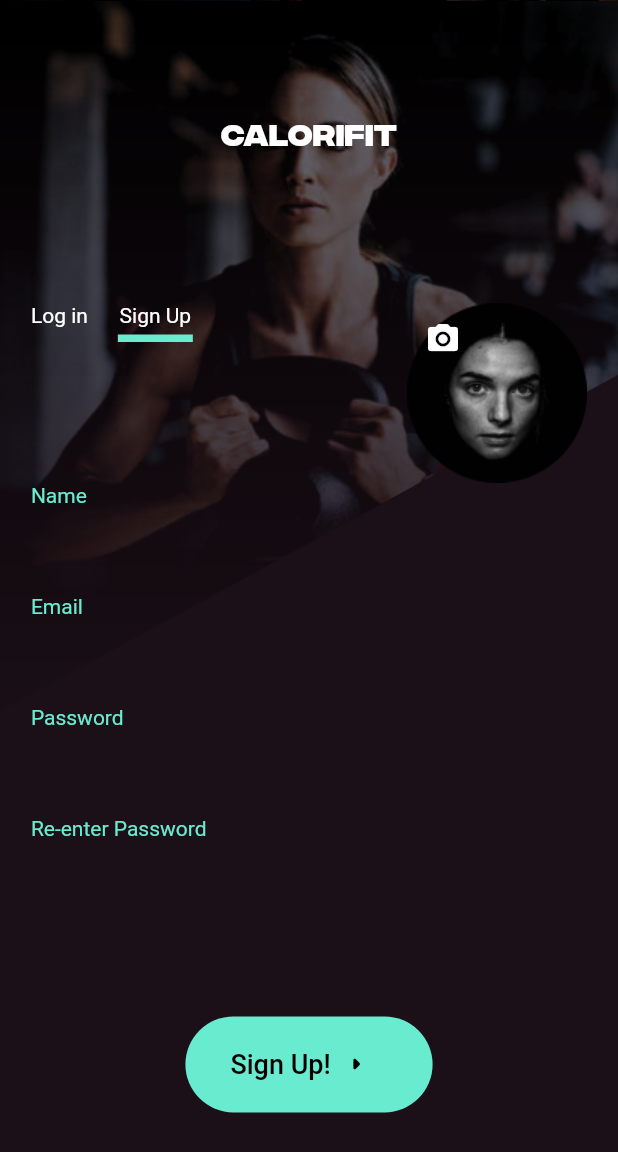
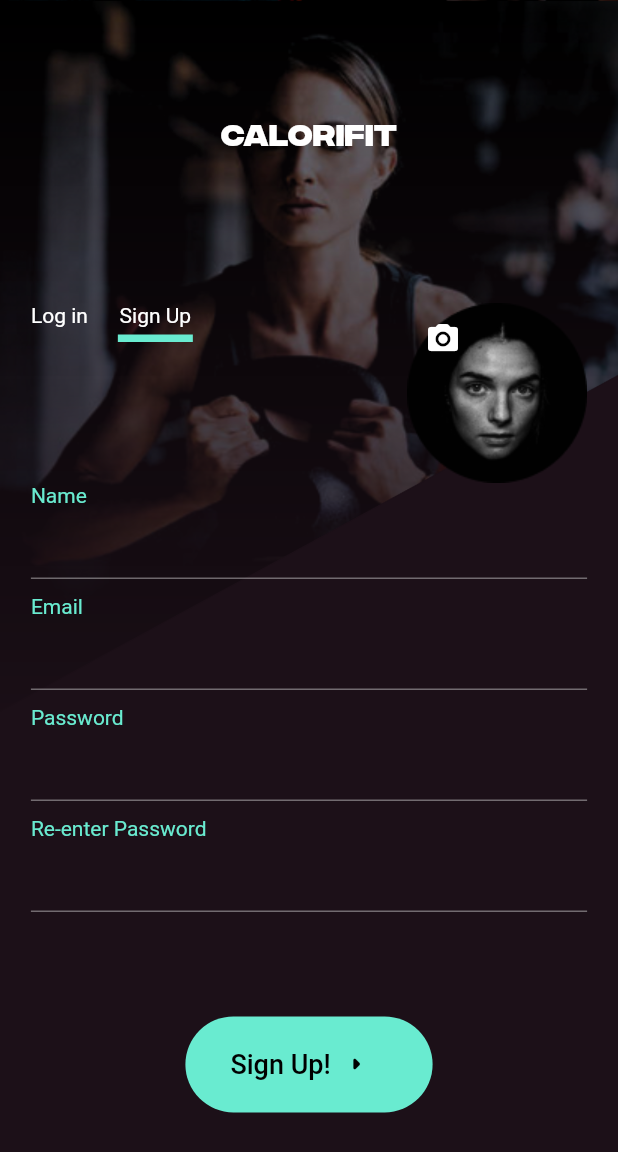
Before and after one commit to deadinside1880/CaloriFit, a Flutter app: the LoginScreen screen opened directly, after a tap on "Sign Up", on a phone screen of 412 x 824 dp. Shown: the top 1152 px of the screen. Run offline on Flutter 3.47's test engine with Material 2 defaults, Android fonts, the light colour scheme and no system bars; our stand-ins replace cloud_firestore, firebase_auth, firebase_core, firebase_storage, fl_chart, image_picker and 3 more; missing offline and left inert: dart:ffi, horizontal_picker, isoweek, tflite_flutter, tflite_flutter_helper; accounts and stored records are empty; project files that could hold a hidden picture were left out.

Commit message:
TextField underlined

```diff
--- a/lib/Widgets/TextInputField.dart
+++ b/lib/Widgets/TextInputField.dart
@@ -27,10 +27,15 @@ class TextInputField extends StatelessWidget {
       decoration: InputDecoration(
         hintStyle: const TextStyle(color: Colors.white),
         hintText: hintText,
-        //helperText: helperText,
-        //border: inputBorder,
-        focusedBorder: InputBorder.none,
-        enabledBorder: InputBorder.none,
+        labelStyle: const TextStyle(
+          color: Colors.white,
+        ),
+        border: const UnderlineInputBorder(
+            borderSide: BorderSide(color: Colors.white)),
+        // helperText: helperText,
+        // border: inputBorder.,
+        // focusedBorder: InputBorder.none,
+        // enabledBorder: InputBorder.none,
         filled: false,
         contentPadding: const EdgeInsets.all(8),
       ),
--- a/lib/screens/loginscreen.dart
+++ b/lib/screens/loginscreen.dart
@@ -236,7 +236,7 @@ class _LoginScreenState extends State<LoginScreen> {
                         height: 10,
                       ),
                       Visibility(
-                          visible: isPasswordWrong, child: Text(passwordError)),
+                          visible: isPasswordWrong, child: Text(passwordError, style: const TextStyle(color: Colors.red),)),
                       const SizedBox(
                         height: 10,
                       ),
--- a/lib/screens/signupscreen.dart
+++ b/lib/screens/signupscreen.dart
@@ -227,7 +227,7 @@ class _SignUpScreenState extends State<SignUpScreen> {
                   textAlign: TextAlign.start,
                   style: TextStyle(color: maingreen),
                 ),
-                TextInputField(tec: _nameController, tit: TextInputType.text),
+                TextInputField(tec: _nameController, tit: TextInputType.text, helperText: 'Enter your name',),
                 const SizedBox(
                   height: 10,
                 ),
@@ -237,7 +237,7 @@ class _SignUpScreenState extends State<SignUpScreen> {
                   style: TextStyle(color: maingreen),
                 ),
                 TextInputField(
-                    tec: _emailController, tit: TextInputType.emailAddress),
+                    tec: _emailController, tit: TextInputType.emailAddress, helperText: 'Enter your email address',),
                 const SizedBox(
                   height: 10,
                 ),
@@ -250,7 +250,8 @@ class _SignUpScreenState extends State<SignUpScreen> {
                 TextInputField(
                     tec: _passwordController,
                     tit: TextInputType.text,
-                    isPass: true),
+                    isPass: true,
+                    helperText: 'Enter your password'),
                 const SizedBox(
                   height: 10,
                 ),
@@ -263,6 +264,7 @@ class _SignUpScreenState extends State<SignUpScreen> {
                   tec: _passwordAgainController,
                   tit: TextInputType.text,
                   isPass: true,
+                  helperText: 'Re-enter your password',
                 ),
                 const SizedBox(height: 10,),
                 Visibility(
```
